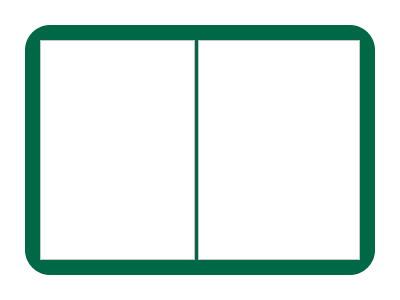
Before: the Qt Designer form viewplanform.ui in RyanLewis155/College-Portal-Project, drawn with Qt 5.
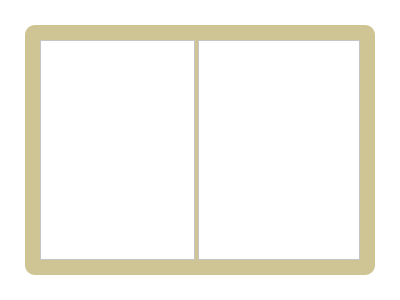
After: the same form once the commit is applied.

Patch:
```diff
--- a/viewplanform.ui
+++ b/viewplanform.ui
@@ -36,8 +36,8 @@
     <widget class="QFrame" name="frame_ViewPlanForm">
      <property name="styleSheet">
       <string notr="true">QFrame#frame_ViewPlanForm {
-	background-color: #006747;
-	border-radius: 25px;
+	background-color: #CFC493;
+	border-radius: 10px;
 }</string>
      </property>
      <layout class="QHBoxLayout" name="horizontalLayout">
```
